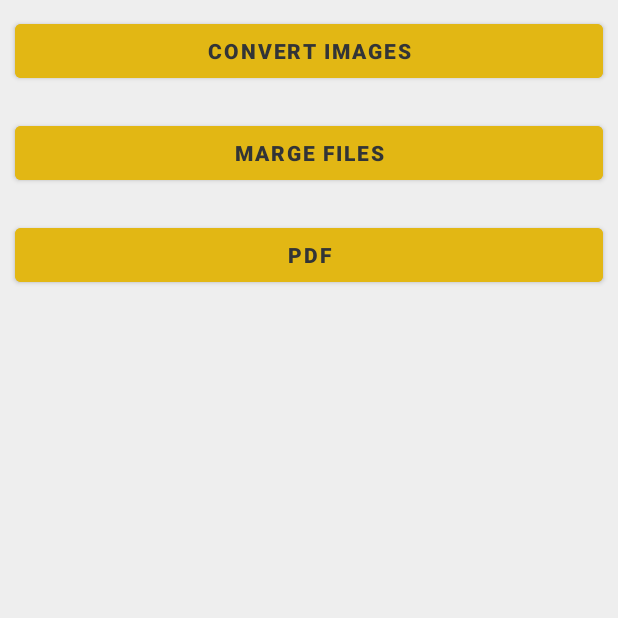
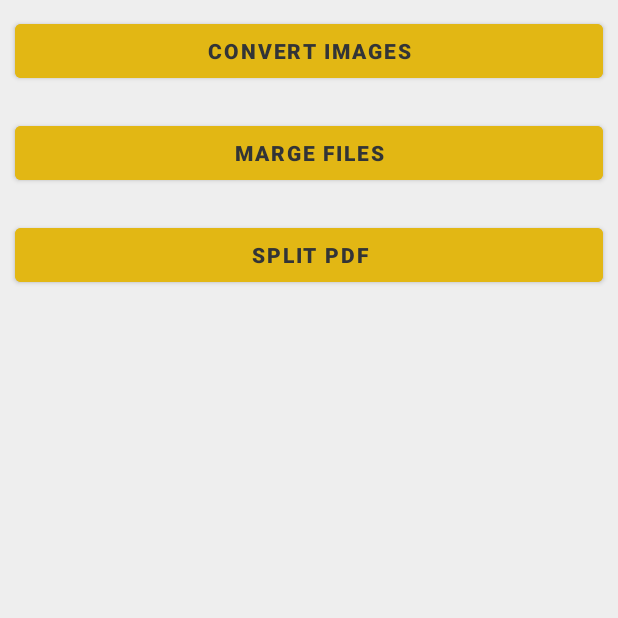
Before and after one commit to Melkon2008/Imager_java, an Android app: the screen it shows after launch (MainActivity), on a phone screen of 412 x 824 dp, the top half of it. Run offline under Robolectric (Android 15) with nearby library versions, the light colour scheme and no system bars.

Commit message:
pdf split v.2

```diff
--- a/app/src/main/java/com/example/myapplication/ui/ContrastImage/Split_pdf.java
+++ b/app/src/main/java/com/example/myapplication/ui/ContrastImage/Split_pdf.java
@@ -254,7 +254,7 @@ public class Split_pdf extends Fragment {
                 pdf_2.append(item.getItemDetails());
                 int pdf_pages_start = Integer.valueOf(String.valueOf(pdf_1));
                 int pdf_pages_end =  Integer.valueOf(String.valueOf(pdf_2));
-                if((pdf_1 != null || pdf_2 != null) && (pdf_pages_start < pdf_pages_end) && (pdf_pages_start > 0 && pdf_pages_end <= max_pages)){
+                if((pdf_1.length() != 0 || pdf_2.length() != 0) && (pdf_pages_start < pdf_pages_end) && (pdf_pages_start > 0 && pdf_pages_end <= max_pages)){
 
                     pdfDocument1.copyPagesTo(pdf_pages_start, pdf_pages_end, mergedPdf);
                 }
--- a/app/src/main/res/layout/fragment_home.xml
+++ b/app/src/main/res/layout/fragment_home.xml
@@ -48,7 +48,7 @@
         android:id="@+id/openContrastImage"
         android:layout_width="match_parent"
         android:layout_height="wrap_content"
-        android:text="pdf"
+        android:text="Split pdf"
         android:textColor="@color/seri"
         android:textStyle="bold"
         android:backgroundTint="@color/Yellow"/>
```
